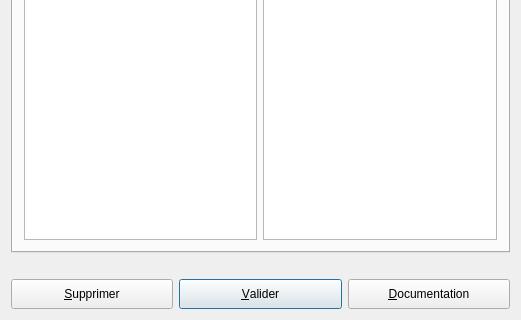
Above: UiQT4/desInclude.ui from SalomePlatform/eficas_tools before the change; both pictures show x 0 to 521 and y 191 to 511 of the 521 by 511 pixel window. Below: the same form after it.
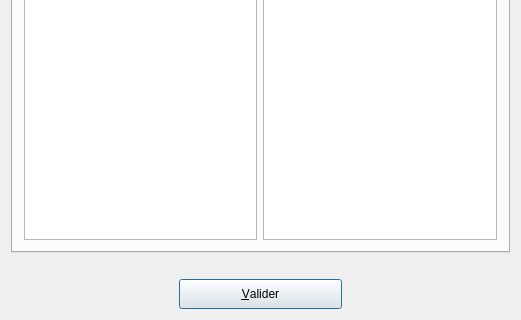
That is the form after the change. The open tabs and pages were chosen to show the change.

Patch:
```diff
--- a/UiQT4/desInclude.ui
+++ b/UiQT4/desInclude.ui
@@ -44,50 +44,6 @@
      </property>
     </widget>
    </item>
-   <item row="2" column="2" >
-    <widget class="QPushButton" name="bHelp" >
-     <property name="minimumSize" >
-      <size>
-       <width>0</width>
-       <height>30</height>
-      </size>
-     </property>
-     <property name="toolTip" >
-      <string>affichage documentation aster</string>
-     </property>
-     <property name="text" >
-      <string>&amp;Documentation</string>
-     </property>
-     <property name="shortcut" >
-      <string>Alt+D</string>
-     </property>
-     <property name="autoDefault" >
-      <bool>true</bool>
-     </property>
-    </widget>
-   </item>
-   <item row="2" column="0" >
-    <widget class="QPushButton" name="bSup" >
-     <property name="minimumSize" >
-      <size>
-       <width>0</width>
-       <height>30</height>
-      </size>
-     </property>
-     <property name="toolTip" >
-      <string>suppression du mot clef</string>
-     </property>
-     <property name="text" >
-      <string>&amp;Supprimer</string>
-     </property>
-     <property name="shortcut" >
-      <string>Alt+S</string>
-     </property>
-     <property name="autoDefault" >
-      <bool>true</bool>
-     </property>
-    </widget>
-   </item>
    <item row="1" column="0" colspan="3" >
     <widget class="QLabel" name="Commentaire" >
      <property name="text" >
```
Left out of the diff: 36 changed lines with no effect on the pictures.
